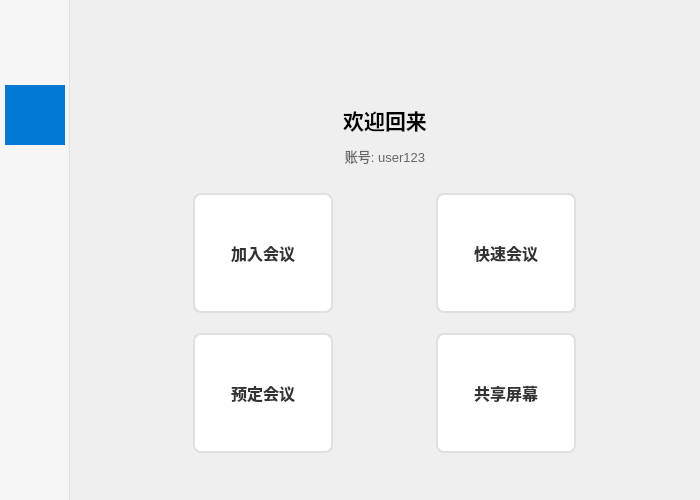
Old version of the form ui/home.ui in the repository zhangdalin/MeetEx.
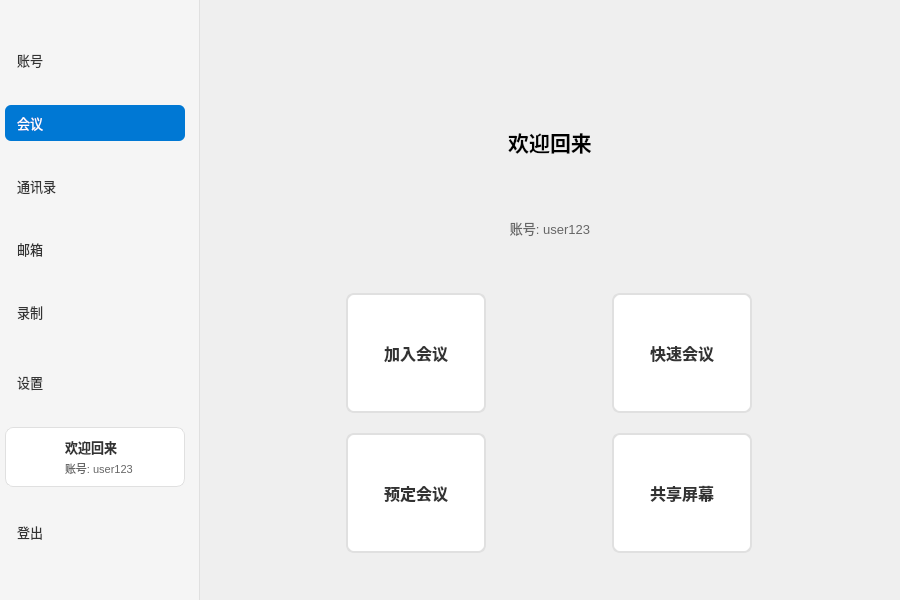
New version of the form. Icons and pictures are not drawn.

Commit message: feat(ui): 扩展侧边栏至 200px，添加导航文字和用户信息卡片

Patch:
```diff
--- a/ui/home.ui
+++ b/ui/home.ui
@@ -6,8 +6,8 @@
    <rect>
     <x>0</x>
     <y>0</y>
-    <width>700</width>
-    <height>500</height>
+    <width>900</width>
+    <height>600</height>
    </rect>
   </property>
   <property name="windowTitle">
@@ -33,13 +33,13 @@
     <widget class="QWidget" name="sidebarWidget">
      <property name="minimumSize">
       <size>
-       <width>70</width>
+       <width>200</width>
        <height>0</height>
       </size>
      </property>
      <property name="maximumSize">
       <size>
-       <width>70</width>
+       <width>200</width>
        <height>16777215</height>
       </size>
      </property>
@@ -51,13 +51,18 @@
 QPushButton {
     border: none;
     background: transparent;
-    padding: 10px;
+    padding: 8px 12px;
+    text-align: left;
+    color: #333333;
+    font-size: 13px;
 }
 QPushButton:hover {
     background-color: #e8e8e8;
 }
 QPushButton:checked {
     background-color: #0078d4;
+    color: white;
+    border-radius: 6px;
 }</string>
      </property>
      <layout class="QVBoxLayout" name="sidebarLayout">
@@ -80,17 +85,17 @@
        <widget class="QPushButton" name="accountBtn">
         <property name="minimumSize">
          <size>
-          <width>60</width>
-          <height>60</height>
+          <width>180</width>
+          <height>36</height>
          </size>
         </property>
         <property name="maximumSize">
          <size>
-          <width>60</width>
-          <height>60</height>
+          <width>180</width>
+          <height>36</height>
          </size>
         </property>
-        <property name="toolTip">
+        <property name="text">
          <string>账号</string>
         </property>
         <property name="icon">
@@ -99,8 +104,8 @@
         </property>
         <property name="iconSize">
          <size>
-          <width>32</width>
-          <height>32</height>
+          <width>20</width>
+          <height>20</height>
          </size>
         </property>
         <property name="checkable">
@@ -112,17 +117,17 @@
        <widget class="QPushButton" name="meetingBtn">
         <property name="minimumSize">
          <size>
-          <width>60</width>
-          <height>60</height>
+          <width>180</width>
+          <height>36</height>
          </size>
         </property>
         <property name="maximumSize">
          <size>
-          <width>60</width>
-          <height>60</height>
+          <width>180</width>
+          <height>36</height>
          </size>
         </property>
-        <property name="toolTip">
+        <property name="text">
          <string>会议</string>
         </property>
         <property name="icon">
@@ -131,8 +136,8 @@
         </property>
         <property name="iconSize">
          <size>
-          <width>32</width>
-          <height>32</height>
+          <width>20</width>
+          <height>20</height>
          </size>
         </property>
         <property name="checkable">
@@ -147,18 +152,18 @@
        <widget class="QPushButton" name="addressBookBtn">
         <property name="minimumSize">
          <size>
-          <width>60</width>
-          <height>60</height>
+          <width>180</width>
+          <height>36</height>
          </size>
         </property>
         <property name="maximumSize">
          <size>
-          <width>60</width>
-          <height>60</height>
+          <width>180</width>
+          <height>36</height>
          </size>
         </property>
-        <property name="toolTip">
-         <string>地址簿</string>
+        <property name="text">
+         <string>通讯录</string>
         </property>
         <property name="icon">
          <iconset resource="../res/home.qrc">
@@ -166,8 +171,8 @@
         </property>
         <property name="iconSize">
          <size>
-          <width>32</width>
-          <height>32</height>
+          <width>20</width>
+          <height>20</height>
          </size>
         </property>
         <property name="checkable">
@@ -179,17 +184,17 @@
        <widget class="QPushButton" name="mailBtn">
         <property name="minimumSize">
          <size>
-          <width>60</width>
-          <height>60</height>
+          <width>180</width>
+          <height>36</height>
          </size>
         </property>
         <property name="maximumSize">
          <size>
-          <width>60</width>
-          <height>60</height>
+          <width>180</width>
+          <height>36</height>
          </size>
         </property>
-        <property name="toolTip">
+        <property name="text">
          <string>邮箱</string>
         </property>
         <property name="icon">
@@ -198,8 +203,8 @@
         </property>
         <property name="iconSize">
          <size>
-          <width>32</width>
-          <height>32</height>
+          <width>20</width>
+          <height>20</height>
          </size>
         </property>
         <property name="checkable">
@@ -211,17 +216,17 @@
        <widget class="QPushButton" name="recordBtn">
         <property name="minimumSize">
          <size>
-          <width>60</width>
-          <height>60</height>
+          <width>180</width>
+          <height>36</height>
          </size>
         </property>
         <property name="maximumSize">
          <size>
-          <width>60</width>
-          <height>60</height>
+          <width>180</width>
+          <height>36</height>
          </size>
         </property>
-        <property name="toolTip">
+        <property name="text">
          <string>录制</string>
         </property>
         <property name="icon">
@@ -230,8 +235,8 @@
         </property>
         <property name="iconSize">
          <size>
-          <width>32</width>
-          <height>32</height>
+          <width>20</width>
+          <height>20</height>
          </size>
         </property>
         <property name="checkable">
@@ -250,17 +255,17 @@
        <widget class="QPushButton" name="settingsBtn">
         <property name="minimumSize">
          <size>
-          <width>60</width>
-          <height>60</height>
+          <width>180</width>
+          <height>36</height>
          </size>
         </property>
         <property name="maximumSize">
          <size>
-          <width>60</width>
-          <height>60</height>
+          <width>180</width>
+          <height>36</height>
          </size>
         </property>
-        <property name="toolTip">
+        <property name="text">
          <string>设置</string>
         </property>
         <property name="icon">
@@ -269,8 +274,8 @@
         </property>
         <property name="iconSize">
          <size>
-          <width>32</width>
-          <height>32</height>
+          <width>20</width>
+          <height>20</height>
          </size>
         </property>
         <property name="checkable">
@@ -278,21 +283,113 @@
         </property>
        </widget>
       </item>
+      <item>
+       <widget class="QWidget" name="userInfoCard">
+        <property name="minimumSize">
+         <size>
+          <width>180</width>
+          <height>60</height>
+         </size>
+        </property>
+        <property name="maximumSize">
+         <size>
+          <width>180</width>
+          <height>60</height>
+         </size>
+        </property>
+        <property name="styleSheet">
+         <string notr="true">QWidget#userInfoCard {
+    background-color: #ffffff;
+    border: 1px solid #e0e0e0;
+    border-radius: 8px;
+}</string>
+        </property>
+        <layout class="QHBoxLayout" name="userInfoCardLayout">
+         <property name="spacing">
+          <number>10</number>
+         </property>
+         <property name="leftMargin">
+          <number>10</number>
+         </property>
+         <property name="topMargin">
+          <number>10</number>
+         </property>
+         <property name="rightMargin">
+          <number>10</number>
+         </property>
+         <property name="bottomMargin">
+          <number>10</number>
+         </property>
+         <item>
+          <widget class="QLabel" name="sidebarAvatarLabel">
+           <property name="minimumSize">
+            <size>
+             <width>40</width>
+             <height>40</height>
+            </size>
+           </property>
+           <property name="maximumSize">
+            <size>
+             <width>40</width>
+             <height>40</height>
+            </size>
+           </property>
+           <property name="styleSheet">
+            <string notr="true">border-radius: 20px;</string>
+           </property>
+           <property name="pixmap">
+            <pixmap resource="../res/home.qrc">:/assets/user.png</pixmap>
+           </property>
+           <property name="scaledContents">
+            <bool>true</bool>
+           </property>
+          </widget>
+         </item>
+         <item>
+          <layout class="QVBoxLayout" name="sidebarUserTextLayout">
+           <property name="spacing">
+            <number>2</number>
+           </property>
+           <item>
+            <widget class="QLabel" name="sidebarNicknameLabel">
+             <property name="styleSheet">
+              <string notr="true">color: #333333; font-size: 13px; font-weight: bold;</string>
+             </property>
+             <property name="text">
+              <string>欢迎回来</string>
+             </property>
+            </widget>
+           </item>
+           <item>
+            <widget class="QLabel" name="sidebarAccountLabel">
+             <property name="styleSheet">
+              <string notr="true">color: #666666; font-size: 11px;</string>
+             </property>
+             <property name="text">
+              <string>账号: user123</string>
+             </property>
+            </widget>
+           </item>
+          </layout>
+         </item>
+        </layout>
+       </widget>
+      </item>
       <item>
        <widget class="QPushButton" name="logoutBtn">
         <property name="minimumSize">
          <size>
-          <width>60</width>
-          <height>60</height>
+          <width>180</width>
+          <height>36</height>
          </size>
         </property>
         <property name="maximumSize">
          <size>
-          <width>60</width>
-          <height>60</height>
+          <width>180</width>
+          <height>36</height>
          </size>
         </property>
-        <property name="toolTip">
+        <property name="text">
          <string>登出</string>
         </property>
         <property name="icon">
@@ -301,8 +398,8 @@
         </property>
         <property name="iconSize">
          <size>
-          <width>32</width>
-          <height>32</height>
+          <width>20</width>
+          <height>20</height>
          </size>
         </property>
         <property name="checkable">
```
Left out of the diff: 1 changed line with no effect on the pictures.
